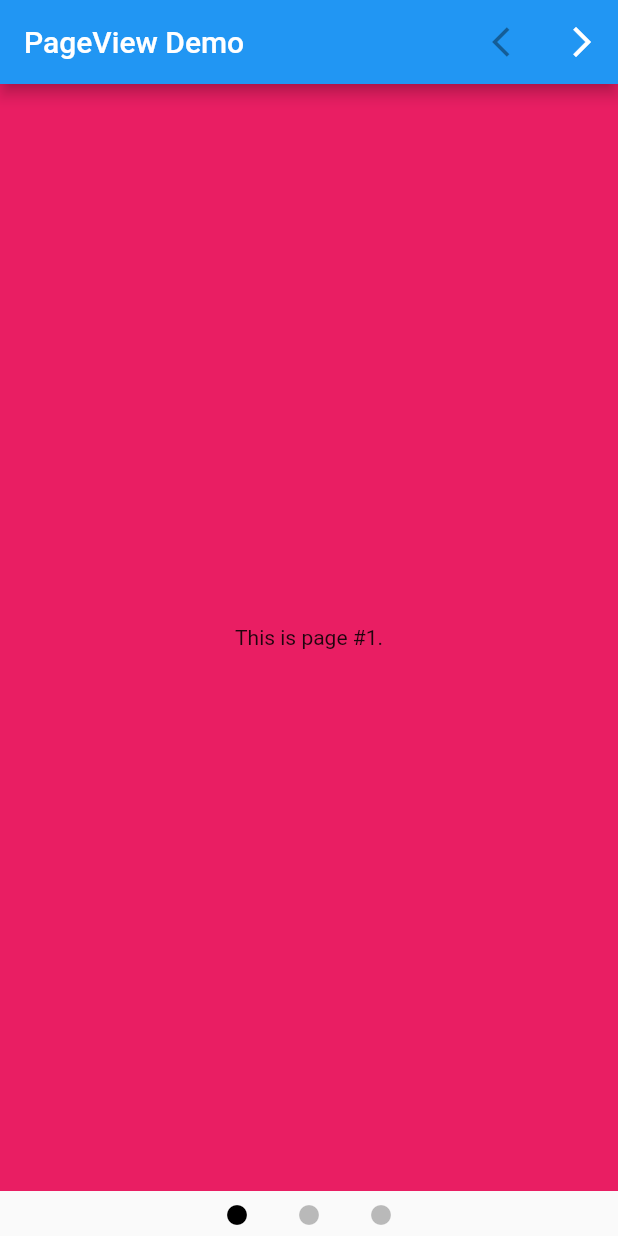
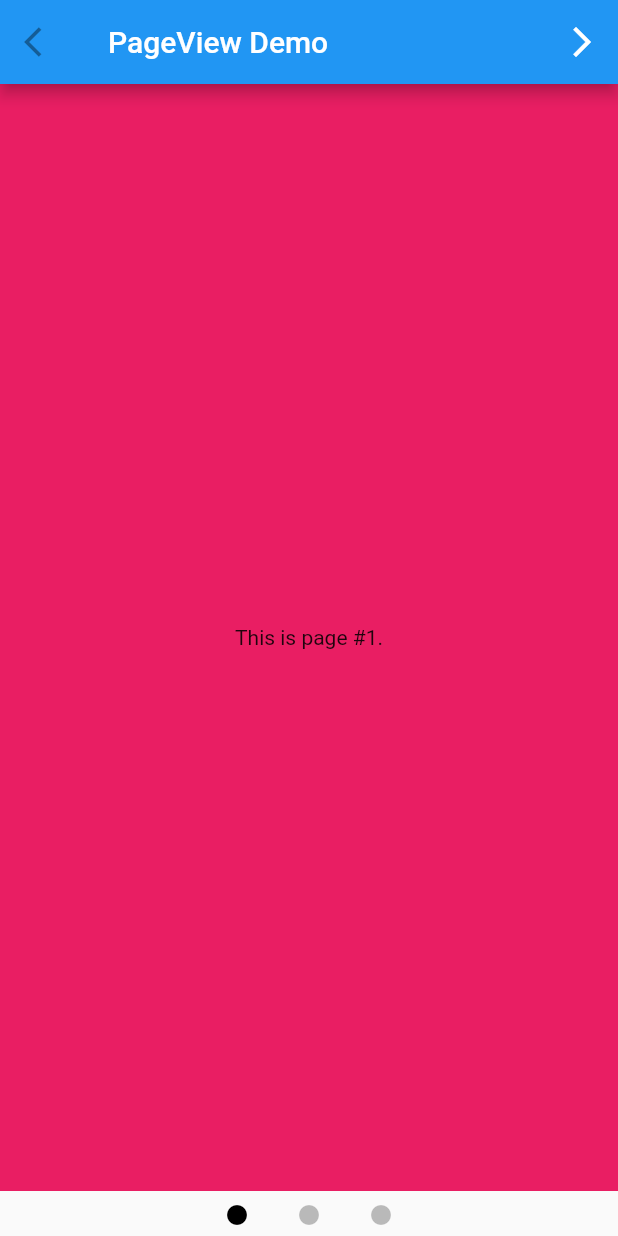
Before and after one commit to mvolkmann/flutter_pageview, a Flutter app: the screen it shows after launch, after a tap on the "arrow forward ios" icon, after a tap on the "arrow back ios" icon, on a phone screen of 412 x 824 dp. Run offline on Flutter 3.47's test engine with Material 2 defaults, Android fonts, the phone set to English and light mode, and no system bars.

```diff
--- a/lib/log_rocket.dart
+++ b/lib/log_rocket.dart
@@ -3,6 +3,8 @@ import 'package:flutter/material.dart';
 void main() => runApp(MyApp());
 
 class MyApp extends StatelessWidget {
+  const MyApp({Key? key}) : super(key: key);
+
   @override
   Widget build(BuildContext context) {
     return MaterialApp(
@@ -31,9 +33,9 @@ class _CarouselState extends State<Carousel> {
   late PageController _pageController;
 
   List<String> images = [
-    "https://images.wallpapersden.com/image/download/purple-sunrise-4k-vaporwave_bGplZmiUmZqaraWkpJRmbmdlrWZlbWU.jpg",
-    "https://wallpaperaccess.com/full/2637581.jpg",
-    "https://uhdwallpapers.org/uploads/converted/20/01/14/the-mandalorian-5k-1920x1080_477555-mm-90.jpg"
+    'https://images.wallpapersden.com/image/download/purple-sunrise-4k-vaporwave_bGplZmiUmZqaraWkpJRmbmdlrWZlbWU.jpg',
+    'https://wallpaperaccess.com/full/2637581.jpg',
+    'https://uhdwallpapers.org/uploads/converted/20/01/14/the-mandalorian-5k-1920x1080_477555-mm-90.jpg'
   ];
 
   int activePage = 1;
--- a/lib/main.dart
+++ b/lib/main.dart
@@ -27,49 +27,43 @@ class Home extends StatefulWidget {
 class _HomeState extends State<Home> {
   final PageController _pageController = PageController();
   var _pageIndex = 0;
+  final _pages = <Widget>[Page1(), Page2(), Page3()];
+
+  IconButton _buildButton(bool forward) {
+    var hide = forward ? _pageIndex >= _pages.length - 1 : _pageIndex == 0;
+    var icon = forward ? Icons.arrow_forward_ios : Icons.arrow_back_ios;
+    return IconButton(
+      icon: Icon(icon),
+      onPressed: hide
+          ? null
+          : () {
+              var method = forward
+                  ? _pageController.nextPage
+                  : _pageController.previousPage;
+              method(
+                curve: Curves.easeInOut,
+                duration: Duration(seconds: 1),
+              );
+              var delta = forward ? 1 : -1;
+              setState(() => _pageIndex += delta);
+            },
+    );
+  }
 
   @override
   Widget build(BuildContext context) {
-    var pages = <Widget>[Page1(), Page2(), Page3()];
-
-    final actions = [
-      IconButton(
-        icon: Icon(Icons.arrow_back_ios),
-        onPressed: _pageIndex == 0
-            ? null
-            : () {
-                _pageController.previousPage(
-                  curve: Curves.easeInOut,
-                  duration: Duration(seconds: 1),
-                );
-                setState(() => _pageIndex--);
-              },
-      ),
-      IconButton(
-        icon: Icon(Icons.arrow_forward_ios),
-        onPressed: _pageIndex >= pages.length - 1
-            ? null
-            : () {
-                _pageController.nextPage(
-                  curve: Curves.easeInOut,
-                  duration: Duration(seconds: 1),
-                );
-                setState(() => _pageIndex++);
-              },
-      ),
-    ];
-
     return Scaffold(
       appBar: AppBar(
         title: Text('PageView Demo'),
-        actions: actions,
+        leading: _buildButton(false),
+        actions: [_buildButton(true)],
       ),
       body: SafeArea(
         child: Column(
           children: [
             Expanded(
               child: PageView(
-                children: pages,
+                children: _pages,
                 controller: _pageController,
                 onPageChanged: (index) {
                   setState(() => _pageIndex = index);
@@ -81,7 +75,7 @@ class _HomeState extends State<Home> {
               child: Row(
                 mainAxisAlignment: MainAxisAlignment.center,
                 children: [
-                  for (var index = 0; index < pages.length; index++)
+                  for (var index = 0; index < _pages.length; index++)
                     IconButton(
                       icon: Icon(
                         Icons.circle,
```
